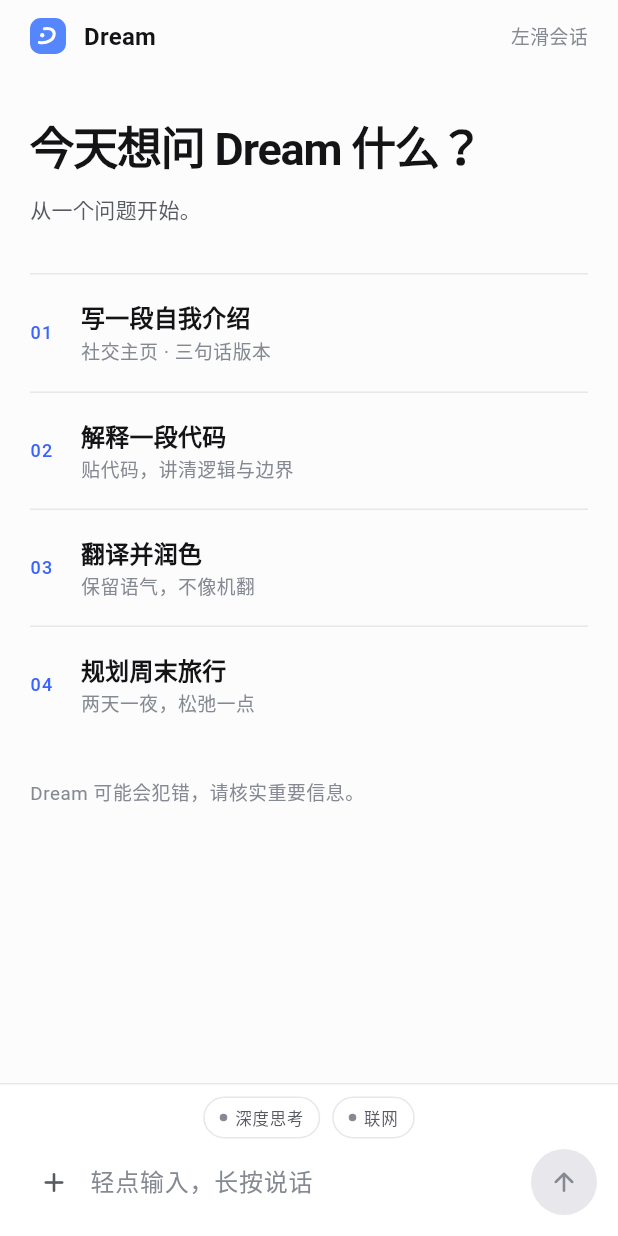
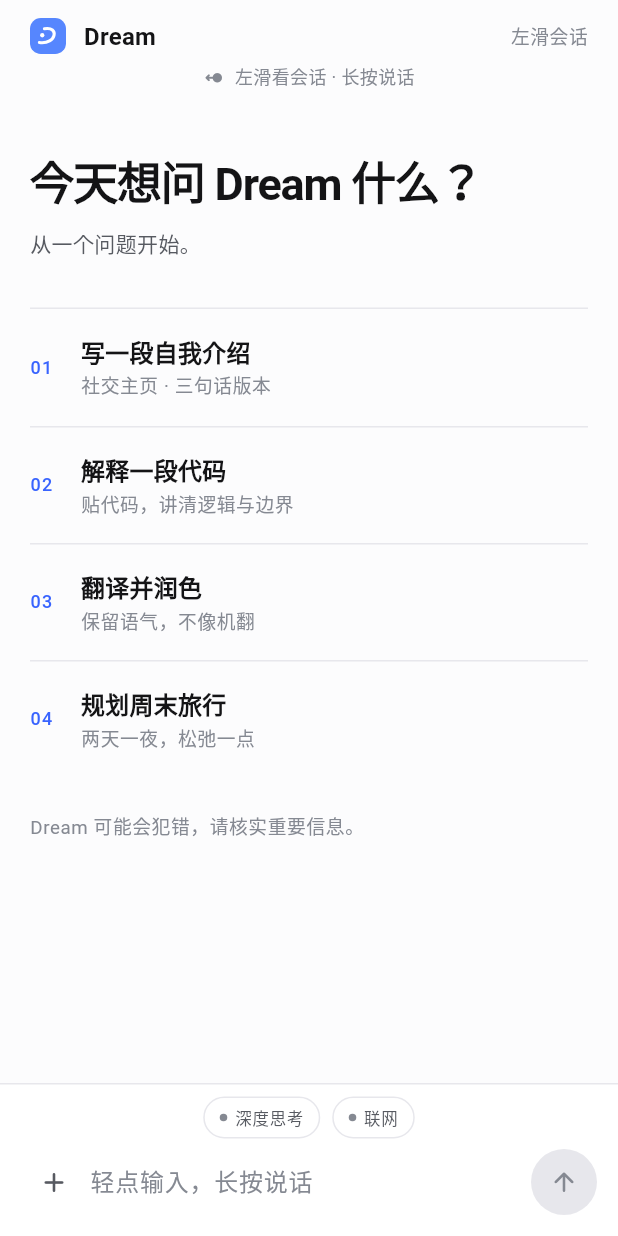
Before and after one commit to alex-emo/drem, a Flutter app: the ChatScreen screen opened directly, on a phone screen of 412 x 824 dp. Run offline on Flutter 3.47's test engine with Material 3 defaults, Android fonts, the phone set to English and light mode, and no system bars; our stand-ins replace file_picker, flutter_secure_storage, go_router, material_ui, permission_handler, shared_preferences; missing offline and left inert: cryptography, record; accounts and stored records are empty; network calls fail.

Commit message:
feat(flutter): show one-time gesture hint on first chat visit

```diff
--- a/apps/mobile_flutter/lib/features/chat/presentation/chat_screen.dart
+++ b/apps/mobile_flutter/lib/features/chat/presentation/chat_screen.dart
@@ -39,6 +39,8 @@ class _ChatScreenState extends State<ChatScreen> {
   bool _canSend = false;
   bool _stickToBottom = true;
   bool _showJumpToBottom = false;
+  bool _showGestureHint = false;
+  Timer? _gestureHintTimer;
   AttachController? _attachController;
   VoiceController? _voiceController;
   bool _webSearch = false;
@@ -80,6 +82,7 @@ class _ChatScreenState extends State<ChatScreen> {
       WidgetsBinding.instance.addPostFrameCallback((_) {
         chat.load();
         _maybeShowAnnouncement();
+        _maybeShowGestureHint();
       });
     }
   }
@@ -116,6 +119,21 @@ class _ChatScreenState extends State<ChatScreen> {
     }
   }
 
+  /// 首次进入给一次手势提示，不遮屏、不阻塞；显示过就永久记住。
+  Future<void> _maybeShowGestureHint() async {
+    if (!mounted) return;
+    final prefs = await SharedPreferences.getInstance();
+    if (prefs.getBool('dream-gesture-hint-seen') ?? false) return;
+    if (!mounted) return;
+    setState(() => _showGestureHint = true);
+    _gestureHintTimer?.cancel();
+    _gestureHintTimer = Timer(const Duration(seconds: 4), () async {
+      if (!mounted) return;
+      setState(() => _showGestureHint = false);
+      await prefs.setBool('dream-gesture-hint-seen', true);
+    });
+  }
+
   @override
   void didChangeDependencies() {
     super.didChangeDependencies();
@@ -133,6 +151,7 @@ class _ChatScreenState extends State<ChatScreen> {
   void dispose() {
     _attachController?.dispose();
     _voiceController?.dispose();
+    _gestureHintTimer?.cancel();
     _controller.removeListener(_syncCanSend);
     _scrollController.removeListener(_onScrollChanged);
     _scrollController.dispose();
@@ -369,6 +388,7 @@ class _ChatScreenState extends State<ChatScreen> {
                         ? () => context.push('/settings')
                         : null,
                   ),
+                  if (_showGestureHint) const _GestureHint(),
                   Expanded(
                     child: Stack(
                       children: [
@@ -582,6 +602,42 @@ class _AttachedBar extends StatelessWidget {
               side: BorderSide(color: palette.border),
               backgroundColor: palette.composer,
             ),
+        ],
+      ),
+    );
+  }
+}
+
+class _GestureHint extends StatelessWidget {
+  const _GestureHint();
+
+  @override
+  Widget build(BuildContext context) {
+    final palette = context.dreamPalette;
+    return Padding(
+      padding: const EdgeInsets.fromLTRB(
+        DreamSpacing.pageMargin,
+        0,
+        DreamSpacing.pageMargin,
+        DreamSpacing.xs,
+      ),
+      child: Row(
+        mainAxisAlignment: MainAxisAlignment.center,
+        children: [
+          Icon(
+            Icons.swipe_left_alt_rounded,
+            size: 15,
+            color: palette.textTertiary,
+          ),
+          const SizedBox(width: 6),
+          Text(
+            '左滑看会话 · 长按说话',
+            style: TextStyle(
+              fontSize: 12,
+              color: palette.textTertiary,
+              height: 1.2,
+            ),
+          ),
         ],
       ),
     );
```
